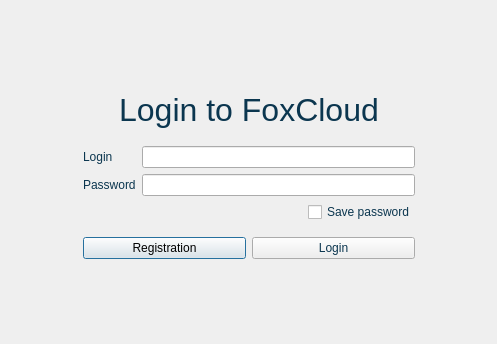
First picture: the form in client/login.ui, repository nekosilverfox/foxcloud, before the edit.
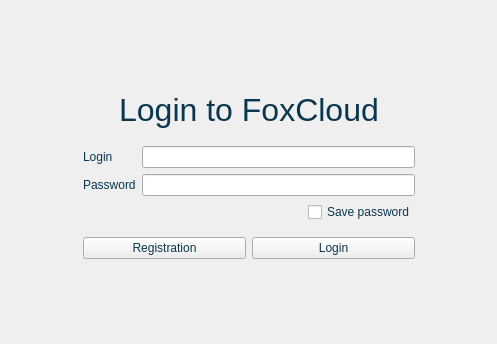
Second picture: the form after the edit. The open tabs and pages were chosen to show the change. Custom widgets are drawn as their Qt base class.

What changed in the file:
```diff
--- a/client/login.ui
+++ b/client/login.ui
@@ -205,6 +205,14 @@
                 </property>
                 <item>
                  <widget class="QPushButton" name="btnTurnToRegPage">
+                  <property name="font">
+                   <font>
+                    <bold>false</bold>
+                   </font>
+                  </property>
+                  <property name="styleSheet">
+                   <string notr="true">color: rgb(11, 54, 79);</string>
+                  </property>
                   <property name="text">
                    <string>Registration</string>
                   </property>
@@ -212,7 +220,10 @@
                    <bool>false</bool>
                   </property>
                   <property name="default">
-                   <bool>true</bool>
+                   <bool>false</bool>
+                  </property>
+                  <property name="flat">
+                   <bool>false</bool>
                   </property>
                  </widget>
                 </item>
```
Left out of the diff: 2 changed lines with no effect on the pictures.
